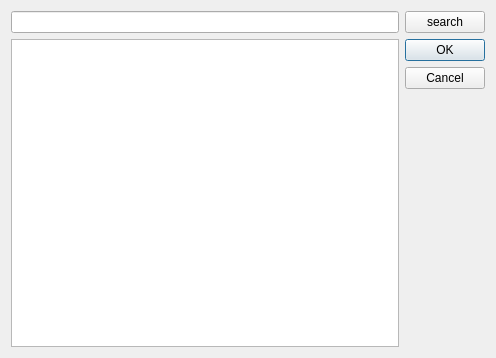
First picture: the form in kyrpm-installer/installedpackagedlg.ui, repository openeuler-mirror/kylin-installer, before the edit.
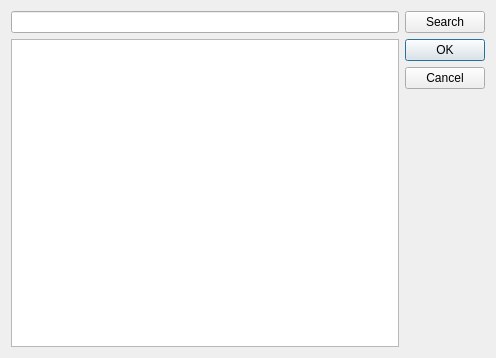
Second picture: the form after the edit.

Commit message: fix the button font is changed to a unified format

```diff
--- a/kyrpm-installer/installedpackagedlg.ui
+++ b/kyrpm-installer/installedpackagedlg.ui
@@ -20,7 +20,7 @@
    <item row="0" column="1">
     <widget class="QPushButton" name="search_Btn">
      <property name="text">
-      <string>search</string>
+      <string>Search</string>
      </property>
     </widget>
    </item>
```
The commit also changes 1 other file.
